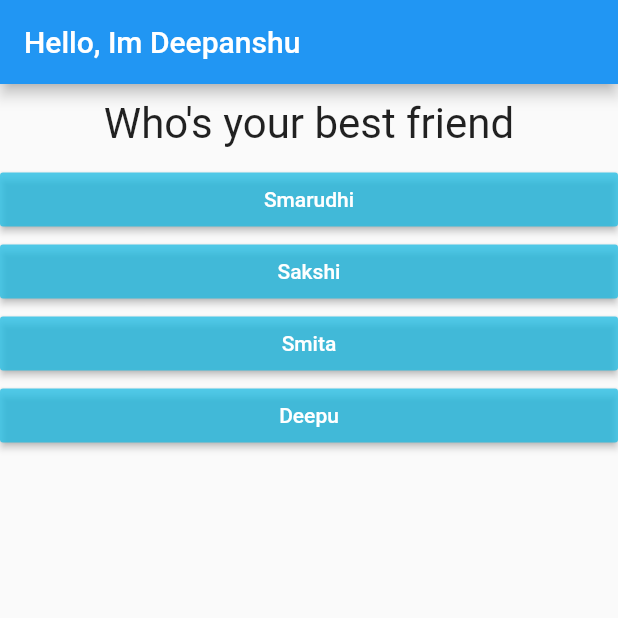
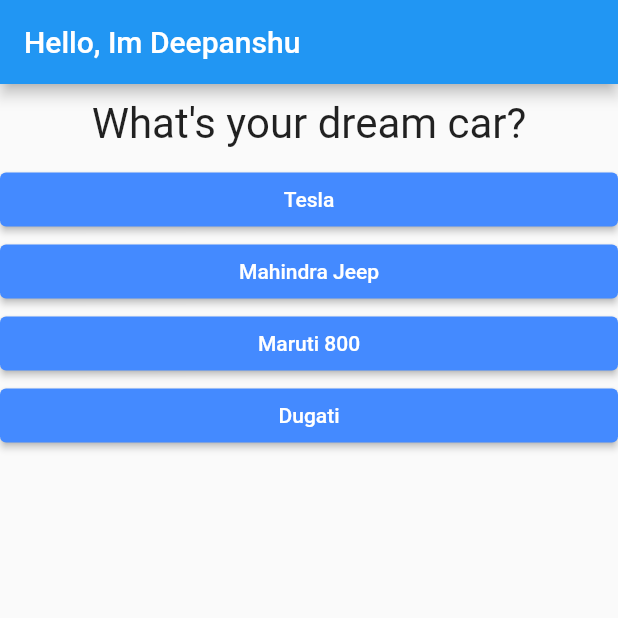
Before and after one commit to deepi-badshah/Quiz-App, a Flutter app: the screen it shows after launch, after a tap on "Black", on a phone screen of 412 x 824 dp, the top half of it. Run offline on Flutter 3.47's test engine with Material 2 defaults, Android fonts, the phone set to English and light mode, and no system bars.

Commit message:
questions and answers updated

```diff
--- a/lib/answer.dart
+++ b/lib/answer.dart
@@ -1,7 +1,4 @@
-import 'package:flutter/cupertino.dart';
 import 'package:flutter/material.dart';
-import 'package:flutter/src/foundation/key.dart';
-import 'package:flutter/src/widgets/framework.dart';
 
 class Answer extends StatelessWidget {
   final Function selectHandler;
@@ -14,10 +11,10 @@ class Answer extends StatelessWidget {
   Widget build(BuildContext context) {
     return Container(
       width: double.infinity,
-      child: RaisedButton(
-        color: Color.fromARGB(188, 23, 187, 228),
+      child: ElevatedButton(
+        style: ElevatedButton.styleFrom(
+            backgroundColor: Colors.blueAccent, foregroundColor: Colors.white),
         child: Text(answerText),
-        textColor: Colors.white,
         onPressed: selectHandler,
       ),
     );
--- a/lib/main.dart
+++ b/lib/main.dart
@@ -1,7 +1,6 @@
 import 'package:flutter/material.dart';
 import 'package:second_app/result.dart';
 import './quiz.dart';
-import './result.dart';
 
 void main() {
   runApp(_MyApp());
@@ -10,7 +9,6 @@ void main() {
 class _MyApp extends StatefulWidget {
   @override
   State<StatefulWidget> createState() {
-    // TODO: implement createState
     return MyAppState();
   }
 }
@@ -30,21 +28,21 @@ class MyAppState extends State<_MyApp> {
       ],
     },
     {
-      'questionText': 'Who\'s your best friend ',
+      'questionText': 'What\'s your dream car?',
       'answers': [
-        {'text': 'Smarudhi', 'score': 3},
-        {'text': 'Sakshi', 'score': 7},
-        {'text': 'Smita', 'score': 9},
-        {'text': 'Deepu', 'score': 1},
+        {'text': 'Tesla', 'score': 3},
+        {'text': 'Mahindra Jeep', 'score': 7},
+        {'text': 'Maruti 800', 'score': 9},
+        {'text': 'Dugati', 'score': 1},
       ],
     },
     {
-      'questionText': 'What\'s your nick name ',
+      'questionText': 'Who\'s your favourite singer?',
       'answers': [
-        {'text': 'Bhuchaal', 'score': 1},
-        {'text': 'Chipkali', 'score': 7},
-        {'text': 'Nagin', 'score': 9},
-        {'text': 'Shristi', 'score': 3},
+        {'text': 'Arijit Singh', 'score': 1},
+        {'text': 'Darshan Raval', 'score': 7},
+        {'text': 'Jubin Nautiyal', 'score': 9},
+        {'text': 'B Praak', 'score': 3},
       ],
     },
   ];
@@ -57,11 +55,6 @@ class MyAppState extends State<_MyApp> {
 
   void _answerQuestion(int score) {
     _totalScore += score;
-    if (_questionIndex < _questions.length) {
-      print('We have more questions');
-    } else {
-      print('Nomore questions! ');
-    }
     setState(() {
       _questionIndex = _questionIndex + 1;
     });
@@ -70,6 +63,7 @@ class MyAppState extends State<_MyApp> {
   @override
   Widget build(BuildContext context) {
     return MaterialApp(
+      debugShowCheckedModeBanner: false,
       home: Scaffold(
         appBar: AppBar(
           title: Text('Hello, Im Deepanshu'),
--- a/lib/result.dart
+++ b/lib/result.dart
@@ -30,10 +30,10 @@ class Result extends StatelessWidget {
             style: TextStyle(fontSize: 36, fontWeight: FontWeight.bold),
             textAlign: TextAlign.center,
           ),
-          FlatButton(
+          TextButton(
             child: Text('Restart Quiz!'),
             onPressed: resetHandler,
-            textColor: Colors.lightBlue,
+            style: TextButton.styleFrom(foregroundColor: Colors.lightBlue),
           )
         ],
       ),
```
Also changed, not shown: pubspec.lock (deleted).
